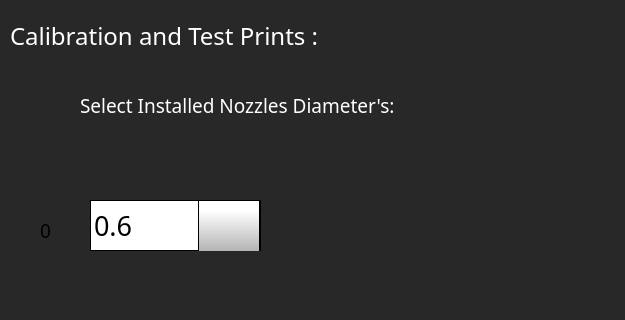
First picture: the form in octoprint_Dragon500TouchUI/mainGUI.ui, repository FracktalWorks/Dragon500TouchUI, before the edit; both pictures show x 0 to 625 and y 0 to 320 of the 800 by 480 pixel window.
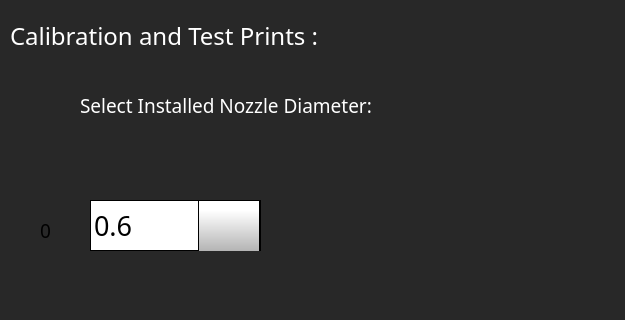
Second picture: the form after the edit. The open tabs and pages were chosen to show the change. Icons and pictures are not drawn.

Patch:
```diff
--- a/octoprint_Dragon500TouchUI/mainGUI.ui
+++ b/octoprint_Dragon500TouchUI/mainGUI.ui
@@ -5507,7 +5507,7 @@
        <string notr="true">color: rgb(255, 255, 255);</string>
       </property>
       <property name="text">
-       <string>Select Installed Nozzles Diameter's:</string>
+       <string>Select Installed Nozzle Diameter:</string>
       </property>
      </widget>
      <widget class="QLabel" name="tool0Label_28">
```
Left out of the diff: 2 changed lines with no effect on the pictures.
